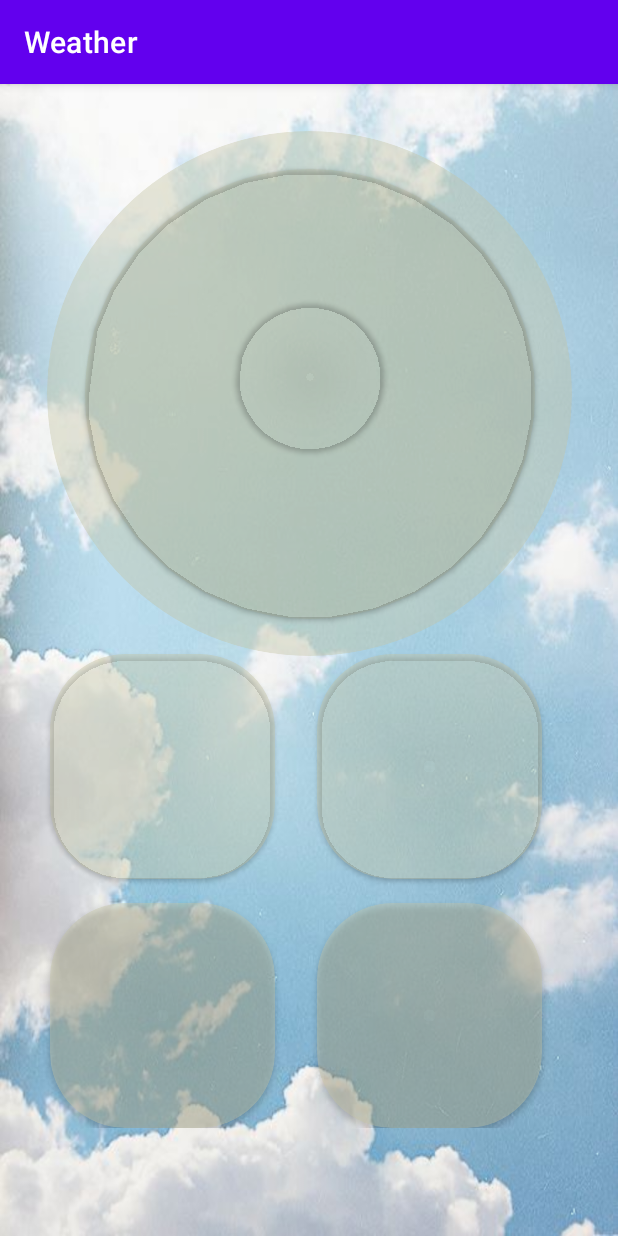
After one commit to YousraMamdouh/Weather_Application, an Android app: the fragment HomePageFragment shown on its own in the app's theme, on a phone screen of 412 x 824 dp. The commit adds this screen. Run offline under Robolectric (Android 15) with nearby library versions, the phone set to English and light mode, and no system bars.

Commit message:
home screen ui

```diff
--- /dev/null
+++ b/app/src/main/java/com/example/weather/ui/HomePageFragment.kt
@@ -0,0 +1,60 @@
+package com.example.weather.ui
+
+import android.os.Bundle
+import androidx.fragment.app.Fragment
+import android.view.LayoutInflater
+import android.view.View
+import android.view.ViewGroup
+import com.example.weather.R
+
+// TODO: Rename parameter arguments, choose names that match
+// the fragment initialization parameters, e.g. ARG_ITEM_NUMBER
+private const val ARG_PARAM1 = "param1"
+private const val ARG_PARAM2 = "param2"
+
+/**
+ * A simple [Fragment] subclass.
+ * Use the [HomePageFragment.newInstance] factory method to
+ * create an instance of this fragment.
+ */
+class HomePageFragment : Fragment() {
+    // TODO: Rename and change types of parameters
+    private var param1: String? = null
+    private var param2: String? = null
+
+    override fun onCreate(savedInstanceState: Bundle?) {
+        super.onCreate(savedInstanceState)
+        arguments?.let {
+            param1 = it.getString(ARG_PARAM1)
+            param2 = it.getString(ARG_PARAM2)
+        }
+    }
+
+    override fun onCreateView(
+        inflater: LayoutInflater, container: ViewGroup?,
+        savedInstanceState: Bundle?,
+    ): View? {
+        // Inflate the layout for this fragment
+        return inflater.inflate(R.layout.fragment_home_page, container, false)
+    }
+
+    companion object {
+        /**
+         * Use this factory method to create a new instance of
+         * this fragment using the provided parameters.
+         *
+         * @param param1 Parameter 1.
+         * @param param2 Parameter 2.
+         * @return A new instance of fragment HomePageFragment.
+         */
+        // TODO: Rename and change types and number of parameters
+        @JvmStatic
+        fun newInstance(param1: String, param2: String) =
+            HomePageFragment().apply {
+                arguments = Bundle().apply {
+                    putString(ARG_PARAM1, param1)
+                    putString(ARG_PARAM2, param2)
+                }
+            }
+    }
+}
--- /dev/null
+++ b/app/src/main/res/layout/fragment_home_page.xml
@@ -0,0 +1,259 @@
+<?xml version="1.0" encoding="utf-8"?>
+
+
+<ScrollView xmlns:android="http://schemas.android.com/apk/res/android"
+    xmlns:app="http://schemas.android.com/apk/res-auto"
+    xmlns:tools="http://schemas.android.com/tools"
+    android:layout_width="match_parent"
+    android:layout_height="match_parent"
+    android:background="@drawable/sky">
+
+    <androidx.constraintlayout.widget.ConstraintLayout
+        android:layout_width="match_parent"
+        android:layout_height="wrap_content">
+
+        <TextView
+            android:id="@+id/textView4"
+            android:layout_width="wrap_content"
+            android:layout_height="wrap_content"
+            android:layout_marginTop="16dp"
+            android:textColor="@color/design_default_color_on_secondary"
+            android:textSize="20sp"
+            app:layout_constraintBottom_toTopOf="@+id/topGuideline"
+            app:layout_constraintEnd_toEndOf="parent"
+            app:layout_constraintStart_toStartOf="parent"
+            app:layout_constraintTop_toTopOf="parent"
+            tools:text="Fri,26 Feb" />
+
+        <androidx.constraintlayout.widget.Guideline
+            android:id="@+id/bottomGuideLine"
+            android:layout_width="wrap_content"
+            android:layout_height="wrap_content"
+            android:orientation="horizontal"
+            app:layout_constraintGuide_begin="360dp" />
+
+        <androidx.cardview.widget.CardView
+            android:id="@+id/decorationCardView"
+
+            android:layout_width="350dp"
+            android:layout_height="350dp"
+            android:layout_marginTop="32dp"
+            android:backgroundTint="#66c2c2a3"
+            android:elevation="1dp"
+            app:cardCornerRadius="200dp"
+            app:cardElevation="0dp"
+            app:cardMaxElevation="2dp"
+            app:layout_constraintBottom_toBottomOf="@+id/bottomGuideLine"
+            app:layout_constraintEnd_toEndOf="parent"
+            app:layout_constraintStart_toStartOf="parent"
+            app:layout_constraintTop_toTopOf="@+id/topGuideline">
+
+            <androidx.constraintlayout.widget.ConstraintLayout
+                android:layout_width="match_parent"
+                android:layout_height="match_parent">
+
+                <androidx.cardview.widget.CardView
+                    android:layout_width="300dp"
+                    android:layout_height="300dp"
+                    android:backgroundTint="#33adad85"
+                    app:cardCornerRadius="200dp"
+                    app:layout_constraintBottom_toBottomOf="parent"
+                    app:layout_constraintEnd_toEndOf="parent"
+                    app:layout_constraintStart_toStartOf="parent"
+                    app:layout_constraintTop_toTopOf="parent">
+
+                    <androidx.constraintlayout.widget.ConstraintLayout
+                        android:layout_width="match_parent"
+                        android:layout_height="match_parent">
+
+                        <TextView
+                            android:id="@+id/textView"
+                            android:layout_width="wrap_content"
+                            android:layout_height="wrap_content"
+                            android:layout_marginTop="8dp"
+                            android:textColor="@color/white"
+                            android:textSize="60sp"
+                            app:layout_constraintEnd_toEndOf="parent"
+                            app:layout_constraintStart_toStartOf="parent"
+                            app:layout_constraintTop_toTopOf="parent"
+                            tools:text="17" />
+
+                        <androidx.cardview.widget.CardView
+                            android:id="@+id/cardView"
+                            android:layout_width="100dp"
+                            android:layout_height="100dp"
+                            android:backgroundTint="@android:color/transparent"
+                            app:cardCornerRadius="100dp"
+                            app:layout_constraintEnd_toEndOf="parent"
+                            app:layout_constraintStart_toStartOf="parent"
+                            app:layout_constraintTop_toBottomOf="@+id/textView">
+
+                            <ImageView
+                                android:id="@+id/imageView"
+                                android:layout_width="match_parent"
+                                android:layout_height="match_parent"
+                                tools:srcCompat="@tools:sample/avatars" />
+                        </androidx.cardview.widget.CardView>
+
+                        <TextView
+                            android:id="@+id/textView2"
+                            android:layout_width="wrap_content"
+                            android:layout_height="wrap_content"
+                            android:layout_marginTop="8dp"
+                            android:textColor="@color/white"
+                            android:textSize="18sp"
+                            app:layout_constraintEnd_toEndOf="parent"
+                            app:layout_constraintStart_toStartOf="parent"
+                            app:layout_constraintTop_toBottomOf="@+id/cardView"
+                            tools:text="Cloudy" />
+
+                        <TextView
+                            android:id="@+id/textView3"
+                            android:layout_width="wrap_content"
+                            android:layout_height="wrap_content"
+                            android:textColor="@color/white"
+                            android:textSize="34sp"
+                            app:layout_constraintEnd_toEndOf="parent"
+                            app:layout_constraintStart_toStartOf="parent"
+                            app:layout_constraintTop_toBottomOf="@+id/textView2"
+                            tools:text="Alexandria" />
+                    </androidx.constraintlayout.widget.ConstraintLayout>
+                </androidx.cardview.widget.CardView>
+            </androidx.constraintlayout.widget.ConstraintLayout>
+        </androidx.cardview.widget.CardView>
+
+        <androidx.constraintlayout.widget.Guideline
+            android:id="@+id/topGuideline"
+            android:layout_width="wrap_content"
+            android:layout_height="wrap_content"
+            android:orientation="horizontal"
+            app:layout_constraintGuide_begin="20dp" />
+
+        <androidx.recyclerview.widget.RecyclerView
+            android:id="@+id/hoursRecyclerView"
+            android:layout_width="match_parent"
+            android:layout_height="match_parent"
+            android:layout_marginTop="20dp"
+            app:layout_constraintEnd_toEndOf="parent"
+            app:layout_constraintHorizontal_bias="0.0"
+            app:layout_constraintStart_toStartOf="parent"
+            app:layout_constraintTop_toTopOf="@+id/bottomGuideLine">
+
+        </androidx.recyclerview.widget.RecyclerView>
+
+        <androidx.recyclerview.widget.RecyclerView
+            android:id="@+id/daysRecyclerView"
+            android:layout_width="match_parent"
+            android:layout_height="match_parent"
+            app:layout_constraintEnd_toEndOf="parent"
+            app:layout_constraintStart_toStartOf="parent"
+            app:layout_constraintTop_toBottomOf="@+id/hoursRecyclerView" />
+
+        <androidx.cardview.widget.CardView
+            android:id="@+id/humidityCardView"
+            android:layout_width="150dp"
+            android:layout_height="150dp"
+            android:backgroundTint="#66c2c2a3"
+            app:cardCornerRadius="50dp"
+            app:layout_constraintEnd_toStartOf="@+id/verticalAxis"
+            app:layout_constraintStart_toStartOf="@+id/leftAxis"
+            app:layout_constraintTop_toBottomOf="@+id/daysRecyclerView">
+
+            <androidx.constraintlayout.widget.ConstraintLayout
+                android:layout_width="match_parent"
+                android:layout_height="match_parent">
+
+                <ImageView
+                    android:id="@+id/imageView2"
+                    android:layout_width="50dp"
+                    android:layout_height="50dp"
+                    android:layout_marginTop="16dp"
+                    app:layout_constraintEnd_toEndOf="parent"
+                    app:layout_constraintStart_toStartOf="parent"
+                    app:layout_constraintTop_toTopOf="parent"
+                    tools:srcCompat="@tools:sample/avatars" />
+
+                <TextView
+                    android:id="@+id/textView7"
+                    android:layout_width="wrap_content"
+                    android:layout_height="wrap_content"
+                    android:layout_marginTop="8dp"
+                    android:textColor="@color/white"
+                    android:textSize="20sp"
+                    app:layout_constraintEnd_toEndOf="parent"
+                    app:layout_constraintStart_toStartOf="parent"
+                    app:layout_constraintTop_toBottomOf="@+id/imageView2"
+                    tools:text="Humidity" />
+
+                <TextView
+                    android:id="@+id/textView8"
+                    android:layout_width="wrap_content"
+                    android:layout_height="wrap_content"
+                    android:layout_marginTop="8dp"
+                    android:layout_marginBottom="8dp"
+                    android:textColor="@color/white"
+                    android:textSize="20sp"
+                    app:layout_constraintBottom_toBottomOf="parent"
+                    app:layout_constraintEnd_toEndOf="parent"
+                    app:layout_constraintStart_toStartOf="parent"
+                    app:layout_constraintTop_toBottomOf="@+id/textView7"
+                    tools:text="50%" />
+            </androidx.constraintlayout.widget.ConstraintLayout>
+        </androidx.cardview.widget.CardView>
+
+        <androidx.constraintlayout.widget.Guideline
+            android:id="@+id/verticalAxis"
+            android:layout_width="wrap_content"
+            android:layout_height="wrap_content"
+            android:orientation="vertical"
+            app:layout_constraintGuide_begin="196dp" />
+
+        <androidx.constraintlayout.widget.Guideline
+            android:id="@+id/leftAxis"
+            android:layout_width="wrap_content"
+            android:layout_height="wrap_content"
+            android:orientation="vertical"
+            app:layout_constraintGuide_begin="20dp" />
+
+        <androidx.cardview.widget.CardView
+            android:id="@+id/pressureCardView"
+            app:layout_constraintEnd_toStartOf="@+id/rightAxis"
+            app:layout_constraintStart_toStartOf="@+id/verticalAxis"
+            app:layout_constraintTop_toBottomOf="@+id/daysRecyclerView"
+            android:layout_width="150dp"
+            android:layout_height="150dp"
+            android:backgroundTint="#66c2c2a3"
+            app:cardCornerRadius="50dp"
+    />
+
+        <androidx.cardview.widget.CardView
+            android:id="@+id/windCardView"
+            android:layout_width="150dp"
+            android:layout_height="150dp"
+            android:layout_marginTop="16dp"
+            android:backgroundTint="#66c2c2a3"
+            app:cardCornerRadius="50dp"
+            app:layout_constraintEnd_toStartOf="@+id/verticalAxis"
+            app:layout_constraintStart_toStartOf="@+id/leftAxis"
+            app:layout_constraintTop_toBottomOf="@+id/humidityCardView" />
+
+        <androidx.cardview.widget.CardView
+            android:id="@+id/cloudsCardView"
+            android:layout_width="150dp"
+            android:layout_height="150dp"
+            android:layout_marginTop="16dp"
+            android:backgroundTint="#66c2c2a3"
+            app:cardCornerRadius="50dp"
+            app:layout_constraintEnd_toStartOf="@+id/rightAxis"
+            app:layout_constraintStart_toStartOf="@+id/verticalAxis"
+            app:layout_constraintTop_toBottomOf="@+id/pressureCardView" />
+
+        <androidx.constraintlayout.widget.Guideline
+            android:id="@+id/rightAxis"
+            android:layout_width="wrap_content"
+            android:layout_height="wrap_content"
+            android:orientation="vertical"
+            app:layout_constraintGuide_begin="377dp" />
+
+    </androidx.constraintlayout.widget.ConstraintLayout>
+</ScrollView>
--- a/app/src/main/res/values/strings.xml
+++ b/app/src/main/res/values/strings.xml
@@ -1,3 +1,5 @@
 <resources>
     <string name="app_name">Weather</string>
+    <!-- TODO: Remove or change this placeholder text -->
+    <string name="hello_blank_fragment">Hello blank fragment</string>
 </resources>
```
Also changed, not shown: app/src/main/java/com/example/weather/ui/AlertsFragment.kt (added, +60 -0 lines), app/src/main/java/com/example/weather/ui/FavoritesFragment.kt (added, +60 -0 lines), app/src/main/java/com/example/weather/ui/SetthingsFragment.kt (added, +60 -0 lines), app/src/main/res/layout/fragment_alerts.xml (added, +14 -0 lines), app/src/main/res/layout/fragment_favorites.xml (added, +14 -0 lines), app/src/main/res/layout/fragment_setthings.xml (added, +14 -0 lines), app/src/main/res/navigation/nav_graph.xml (+15 -15 lines), app/src/main/res/drawable/clouds.jpg (added), app/src/main/res/drawable/sky.jpg (added).
